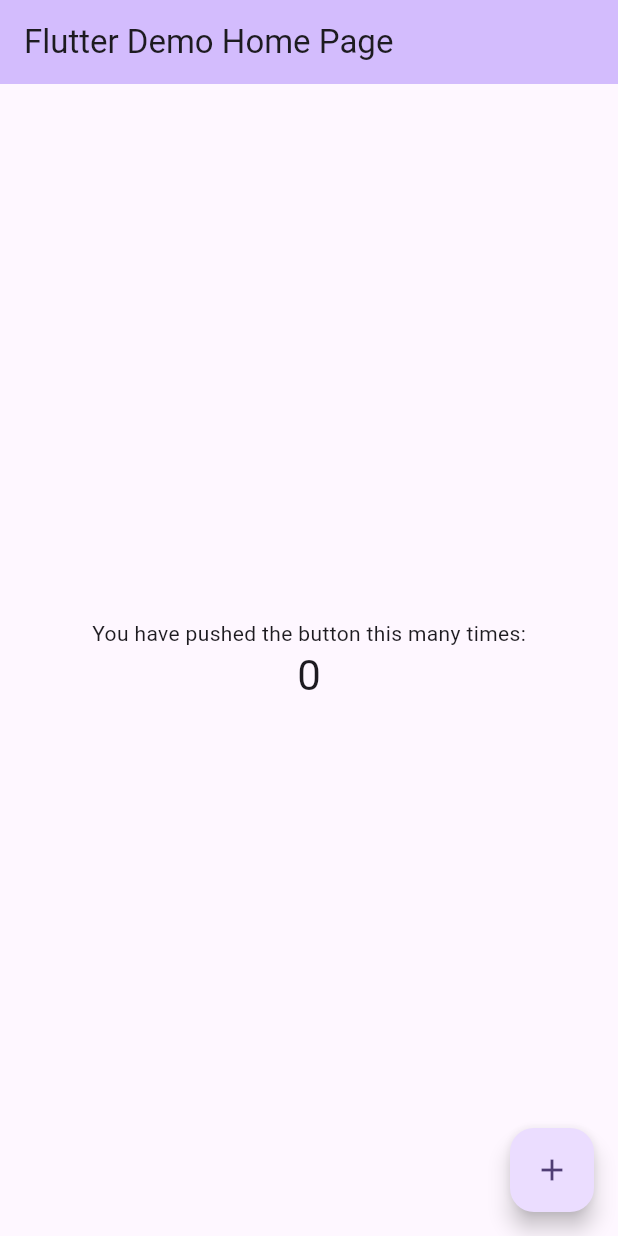
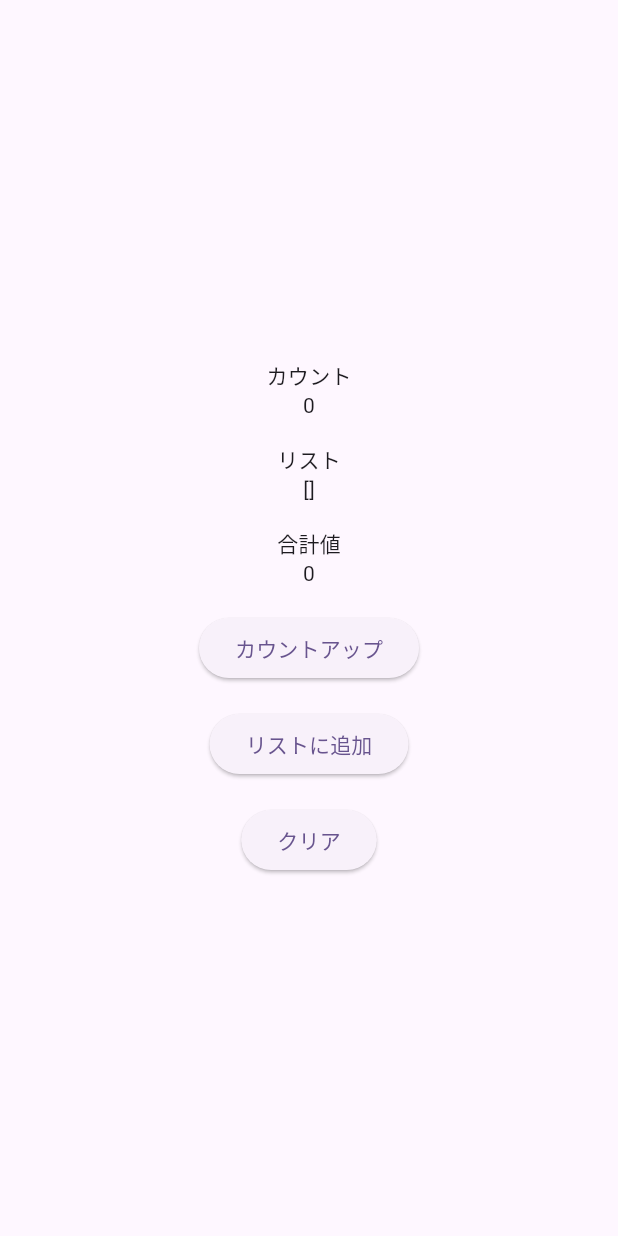
Before and after one commit to uchida-masanori/mvc_lt, a Flutter app: the screen it shows after launch, on a phone screen of 412 x 824 dp. Run offline on Flutter 3.47's test engine with Material 3 defaults, Android fonts, the light colour scheme and no system bars.

Commit message:
サンプルコード

```diff
--- /dev/null
+++ b/lib/View/view.dart
@@ -0,0 +1,54 @@
+import 'package:flutter/material.dart';
+import 'package:provider/provider.dart';
+
+import '../controller/controller.dart';
+import '../model/counter_base.dart';
+
+/// ユーザーとのやり取りを行うUIクラス
+class CounterPage extends StatelessWidget {
+  const CounterPage({super.key});
+
+  @override
+  Widget build(BuildContext context) {
+    /// counterは、context.watch<Counter>()を使用して
+    /// ChangeNotifierProviderにアクセスしてインスタンスを取得している
+    /// CounterクラスはChangeNotifierを継承しているので、状態が変更された時にUIが更新される
+    final counter = context.watch<CounterBase>();
+
+    return Scaffold(
+      body: Center(
+        child: Column(
+          mainAxisAlignment: MainAxisAlignment.center,
+          children: [
+            const Text('カウント'),
+            Text(counter.count.toString()),
+            const SizedBox(height: 16),
+            const Text('リスト'),
+            Text(counter.counts.toString()),
+            const SizedBox(height: 16),
+            const Text('合計値'),
+            Text(counter.calculateTotal().toString()),
+            const SizedBox(height: 16),
+            ElevatedButton(
+              // こちらもcontextからCounterControllerクラスのインスタンスを取得している
+              // このインスタンスを使用して、ボタンが押された時の処理を実行している
+              onPressed: () => context.read<CounterController>().countUp(),
+              child: const Text('カウントアップ'),
+            ),
+            const SizedBox(height: 16),
+            ElevatedButton(
+              onPressed: () =>
+                  context.read<CounterController>().addToList(context),
+              child: const Text('リストに追加'),
+            ),
+            const SizedBox(height: 16),
+            ElevatedButton(
+              onPressed: () => context.read<CounterController>().clear(),
+              child: const Text('クリア'),
+            ),
+          ],
+        ),
+      ),
+    );
+  }
+}
--- /dev/null
+++ b/lib/controller/controller.dart
@@ -0,0 +1,29 @@
+import 'package:flutter/material.dart';
+
+import '../model/counter_base.dart';
+
+/// ユーザーの操作を受け付けるコントローラークラス
+/// モデルクラスの状態を操作したり、一部結果をUIに反映させたりする
+class CounterController {
+  // コンストラクタでCounterモデルクラスを受け取る
+  const CounterController(CounterBase counter) : _counter = counter;
+
+  final CounterBase _counter;
+
+  /// 以下、モデルクラスの状態を操作する関数
+  void countUp() => _counter.increment();
+
+  void addToList(BuildContext context) {
+    _counter.append();
+    if (_counter.isTotalMultipleOfFive()) {
+      final total = _counter.calculateTotal();
+      ScaffoldMessenger.of(context).showSnackBar(
+        SnackBar(
+          content: Text('合計値（$total）は５の倍数です！'),
+        ),
+      );
+    }
+  }
+
+  void clear() => _counter.clear();
+}
--- a/lib/main.dart
+++ b/lib/main.dart
@@ -1,4 +1,10 @@
 import 'package:flutter/material.dart';
+import 'package:provider/provider.dart';
+
+import 'View/view.dart';
+import 'controller/controller.dart';
+import 'model/counter.dart';
+import 'model/counter_base.dart';
 
 void main() {
   runApp(const MyApp());
@@ -7,119 +13,28 @@ void main() {
 class MyApp extends StatelessWidget {
   const MyApp({super.key});
 
-  // This widget is the root of your application.
   @override
   Widget build(BuildContext context) {
-    return MaterialApp(
-      title: 'Flutter Demo',
-      theme: ThemeData(
-        // This is the theme of your application.
-        //
-        // TRY THIS: Try running your application with "flutter run". You'll see
-        // the application has a blue toolbar. Then, without quitting the app,
-        // try changing the seedColor in the colorScheme below to Colors.green
-        // and then invoke "hot reload" (save your changes or press the "hot
-        // reload" button in a Flutter-supported IDE, or press "r" if you used
-        // the command line to start the app).
-        //
-        // Notice that the counter didn't reset back to zero; the application
-        // state is not lost during the reload. To reset the state, use hot
-        // restart instead.
-        //
-        // This works for code too, not just values: Most code changes can be
-        // tested with just a hot reload.
-        colorScheme: ColorScheme.fromSeed(seedColor: Colors.deepPurple),
-        useMaterial3: true,
+    return MultiProvider(
+      providers: [
+        // CounterBase(Counter)クラスの状態を管理するためのプロバイダー
+        ChangeNotifierProvider<CounterBase>(create: (_) => Counter()),
+        // CounterControllerクラスのインスタンスを提供するプロバイダー
+        ProxyProvider<CounterBase, CounterController>(
+          // ProxyProvider：あるModelで発生した変更を他のModel、今回で言うとCounterControllerに通知する機能
+          // => CounterBase(Counter)クラスに依存している
+          update: (_, counter, __) => CounterController(counter),
+        ),
+      ],
+      child: MaterialApp(
+        title: 'Flutter MVC Counter',
+        debugShowCheckedModeBanner: false,
+        theme: ThemeData(
+          colorScheme: ColorScheme.fromSeed(seedColor: Colors.deepPurple),
+          useMaterial3: true,
+        ),
+        home: const CounterPage(),
       ),
-      home: const MyHomePage(title: 'Flutter Demo Home Page'),
     );
   }
 }
-
-class MyHomePage extends StatefulWidget {
-  const MyHomePage({super.key, required this.title});
-
-  // This widget is the home page of your application. It is stateful, meaning
-  // that it has a State object (defined below) that contains fields that affect
-  // how it looks.
-
-  // This class is the configuration for the state. It holds the values (in this
-  // case the title) provided by the parent (in this case the App widget) and
-  // used by the build method of the State. Fields in a Widget subclass are
-  // always marked "final".
-
-  final String title;
-
-  @override
-  State<MyHomePage> createState() => _MyHomePageState();
-}
-
-class _MyHomePageState extends State<MyHomePage> {
-  int _counter = 0;
-
-  void _incrementCounter() {
-    setState(() {
-      // This call to setState tells the Flutter framework that something has
-      // changed in this State, which causes it to rerun the build method below
-      // so that the display can reflect the updated values. If we changed
-      // _counter without calling setState(), then the build method would not be
-      // called again, and so nothing would appear to happen.
-      _counter++;
-    });
-  }
-
-  @override
-  Widget build(BuildContext context) {
-    // This method is rerun every time setState is called, for instance as done
-    // by the _incrementCounter method above.
-    //
-    // The Flutter framework has been optimized to make rerunning build methods
-    // fast, so that you can just rebuild anything that needs updating rather
-    // than having to individually change instances of widgets.
-    return Scaffold(
-      appBar: AppBar(
-        // TRY THIS: Try changing the color here to a specific color (to
-        // Colors.amber, perhaps?) and trigger a hot reload to see the AppBar
-        // change color while the other colors stay the same.
-        backgroundColor: Theme.of(context).colorScheme.inversePrimary,
-        // Here we take the value from the MyHomePage object that was created by
-        // the App.build method, and use it to set our appbar title.
-        title: Text(widget.title),
-      ),
-      body: Center(
-        // Center is a layout widget. It takes a single child and positions it
-        // in the middle of the parent.
-        child: Column(
-          // Column is also a layout widget. It takes a list of children and
-          // arranges them vertically. By default, it sizes itself to fit its
-          // children horizontally, and tries to be as tall as its parent.
-          //
-          // Column has various properties to control how it sizes itself and
-          // how it positions its children. Here we use mainAxisAlignment to
-          // center the children vertically; the main axis here is the vertical
-          // axis because Columns are vertical (the cross axis would be
-          // horizontal).
-          //
-          // TRY THIS: Invoke "debug painting" (choose the "Toggle Debug Paint"
-          // action in the IDE, or press "p" in the console), to see the
-          // wireframe for each widget.
-          mainAxisAlignment: MainAxisAlignment.center,
-          children: <Widget>[
-            const Text(
-              'You have pushed the button this many times:',
-            ),
-            Text(
-              '$_counter',
-              style: Theme.of(context).textTheme.headlineMedium,
-            ),
-          ],
-        ),
-      ),
-      floatingActionButton: FloatingActionButton(
-        onPressed: _incrementCounter,
-        tooltip: 'Increment',
-        child: const Icon(Icons.add),
-      ), // This trailing comma makes auto-formatting nicer for build methods.
-    );
-  }
-}
--- /dev/null
+++ b/lib/model/counter.dart
@@ -0,0 +1,40 @@
+import 'counter_base.dart';
+
+/// カウンターの状態を管理するモデルクラス
+/// ChangeNotifierを継承しているので、カウンターの状態が変更されたことを通知することができる
+class Counter extends CounterBase {
+  /// カウンタークラスで扱う変数
+  @override
+  int count = 0;
+
+  @override
+  final List<int> counts = [];
+
+  /// カウンタークラスで扱う関数
+  @override
+  void increment() {
+    count++;
+    notifyListeners();
+  }
+
+  @override
+  void append() {
+    counts.add(count);
+    notifyListeners();
+  }
+
+  @override
+  void clear() {
+    count = 0;
+    counts.clear();
+    notifyListeners();
+  }
+
+  @override
+  int calculateTotal() {
+    return counts.fold(0, (a, b) => a + b);
+  }
+
+  @override
+  bool isTotalMultipleOfFive() => calculateTotal() % 5 == 0;
+}
--- /dev/null
+++ b/lib/model/counter_base.dart
@@ -0,0 +1,13 @@
+import 'package:flutter/material.dart';
+
+/// CounterをDIしたくて、あとから実装した抽象クラス
+abstract class CounterBase extends ChangeNotifier {
+  int get count;
+  List<int> get counts;
+
+  void increment();
+  void append();
+  void clear();
+  int calculateTotal();
+  bool isTotalMultipleOfFive();
+}
```
Also changed, not shown: lib/model/counter_di.dart (added, +40 -0 lines), pubspec.yaml (+3 -4 lines), pubspec.lock.
